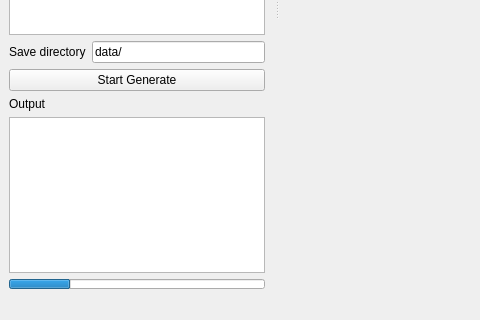
Above: mainwindow.ui from artthirt/scan_pmf before the change; both pictures show x 0 to 480 and y 280 to 600 of the 800 by 600 pixel window. Below: the same form after it.
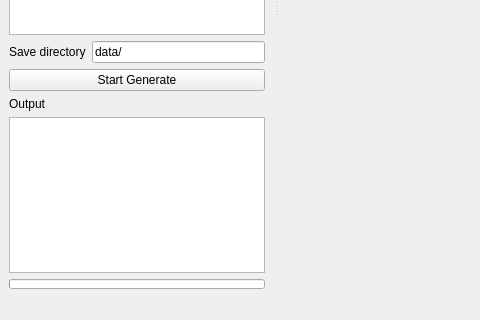
That is the form after the change. Custom widgets are drawn as their Qt base class.

Patch:
```diff
--- a/mainwindow.ui
+++ b/mainwindow.ui
@@ -136,7 +136,7 @@
         </size>
        </property>
        <property name="value">
-        <number>24</number>
+        <number>0</number>
        </property>
        <property name="textVisible">
         <bool>false</bool>
```
